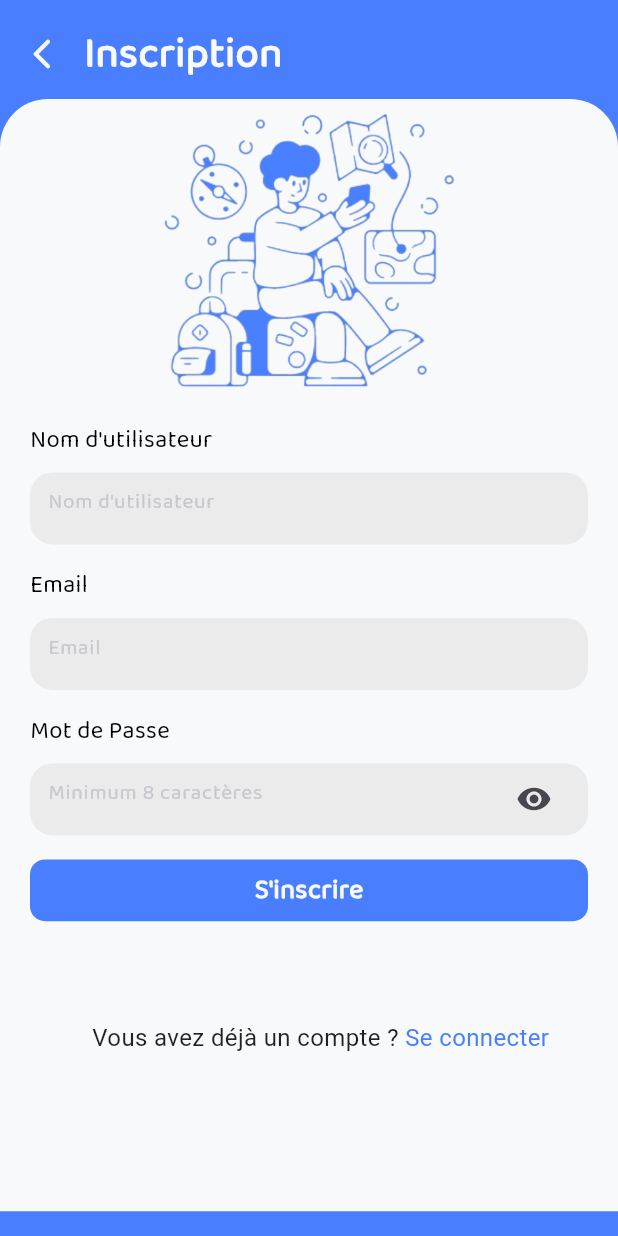
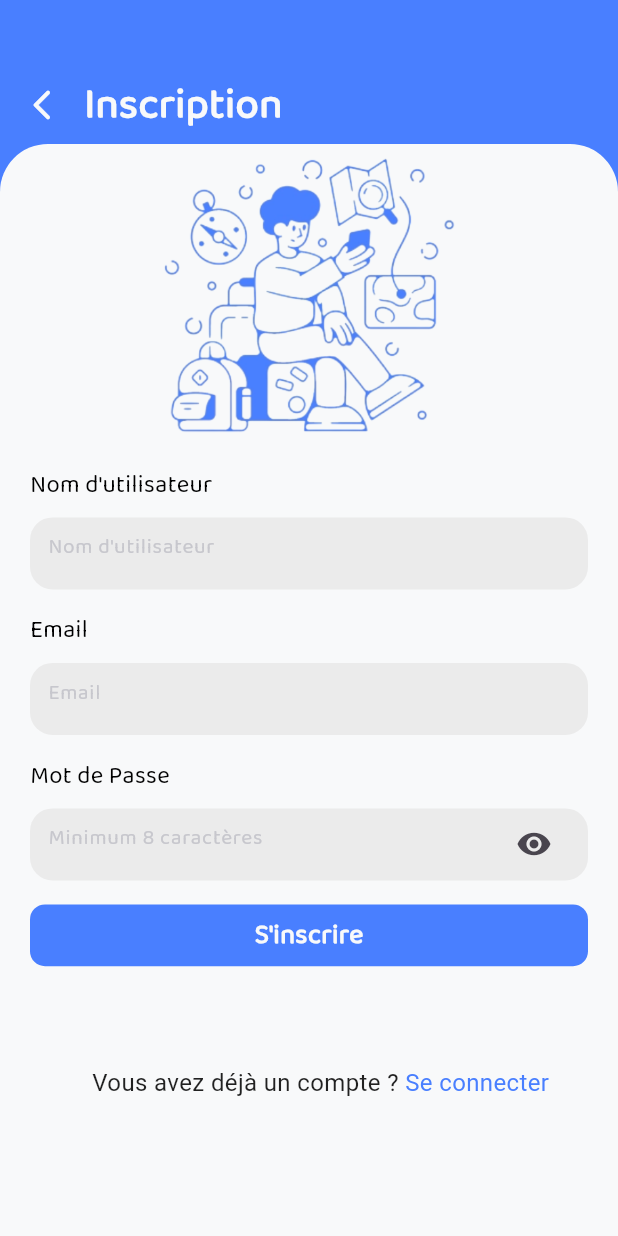
Before and after one commit to borisADN/Auth_Screens-Chbilalramzan, a Flutter app: the screen it shows after launch, on a phone screen of 412 x 824 dp. Run offline on Flutter 3.47's test engine with Material 3 defaults, Android fonts, the phone set to English and light mode, and no system bars.

Commit message:
03/06/2025

```diff
--- a/lib/screens/signup.dart
+++ b/lib/screens/signup.dart
@@ -25,9 +25,9 @@ class _SignUpState extends State<SignUp> {
   @override
   Widget build(BuildContext context) {
     return Scaffold(
-      body: SafeArea(
-        child: Stack(
+      body: Stack(
         children: [
+          SizedBox(height: 20),
           Container(
             height: MediaQuery.of(context).size.height,
             width: MediaQuery.of(context).size.width,
@@ -45,7 +45,8 @@ class _SignUpState extends State<SignUp> {
           Positioned(
             top: MediaQuery.of(context).size.height * 0.08,
             child: Container(
-                height: MediaQuery.of(context).size.height * 0.9,
+              margin: const EdgeInsets.only(top: 30),
+              height: MediaQuery.of(context).size.height,
               width: MediaQuery.of(context).size.width,
               decoration: const BoxDecoration(
                 color: AppColors.whiteshade,
@@ -109,9 +110,7 @@ class _SignUpState extends State<SignUp> {
                     onTap: () {
                       Navigator.pushReplacement(
                         context,
-                          MaterialPageRoute(
-                            builder: (context) => const Signin(),
-                          ),
+                        MaterialPageRoute(builder: (context) => const Signin()),
                       );
                     },
                   ),
@@ -121,7 +120,6 @@ class _SignUpState extends State<SignUp> {
           ),
         ],
       ),
-      ),
     );
   }
 }
--- a/lib/widgets/custom_header.dart
+++ b/lib/widgets/custom_header.dart
@@ -6,12 +6,12 @@ class CustomHeader extends StatelessWidget {
   final String text;
   final Function()? onTap;
   const CustomHeader({Key? key, required this.text, required this.onTap})
-      : super(key: key);
+    : super(key: key);
 
   @override
   Widget build(BuildContext context) {
     return Container(
-      margin: const EdgeInsets.only(top: 16, left: 16),
+      margin: const EdgeInsets.only(top: 50, left: 16),
       child: Row(
         mainAxisAlignment: MainAxisAlignment.start,
         crossAxisAlignment: CrossAxisAlignment.center,
@@ -24,13 +24,8 @@ class CustomHeader extends StatelessWidget {
               size: 24,
             ),
           ),
-          const SizedBox(
-            width: 16,
-          ),
-          Text(
-            text,
-            style: KTextStyle.headerTextStyle,
-          )
+          const SizedBox(width: 16),
+          Text(text, style: KTextStyle.headerTextStyle),
         ],
       ),
     );
```
Also changed, not shown: lib/screens/signin.dart (+6 -8 lines), preview.png (added), 1 other file. Lines whose indentation alone changed are shown as unchanged.
